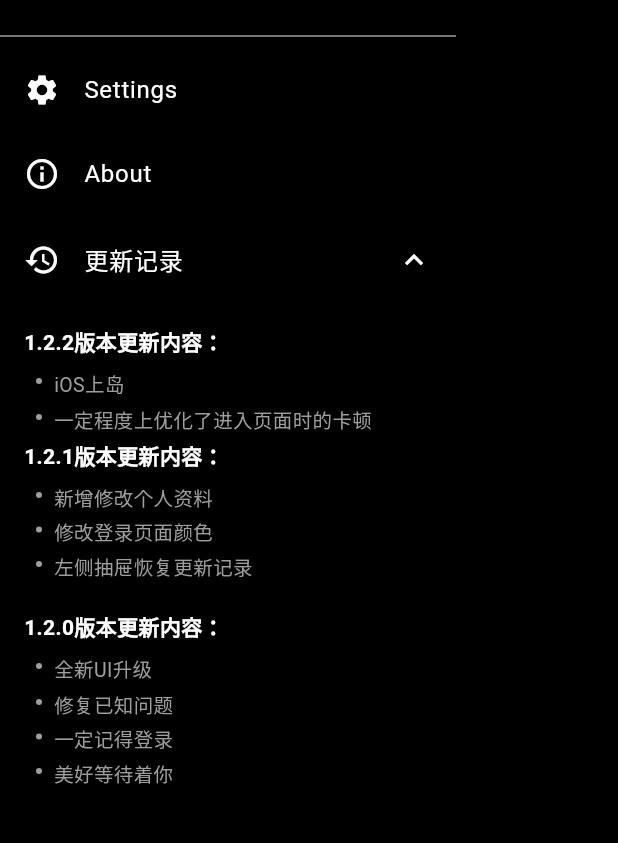
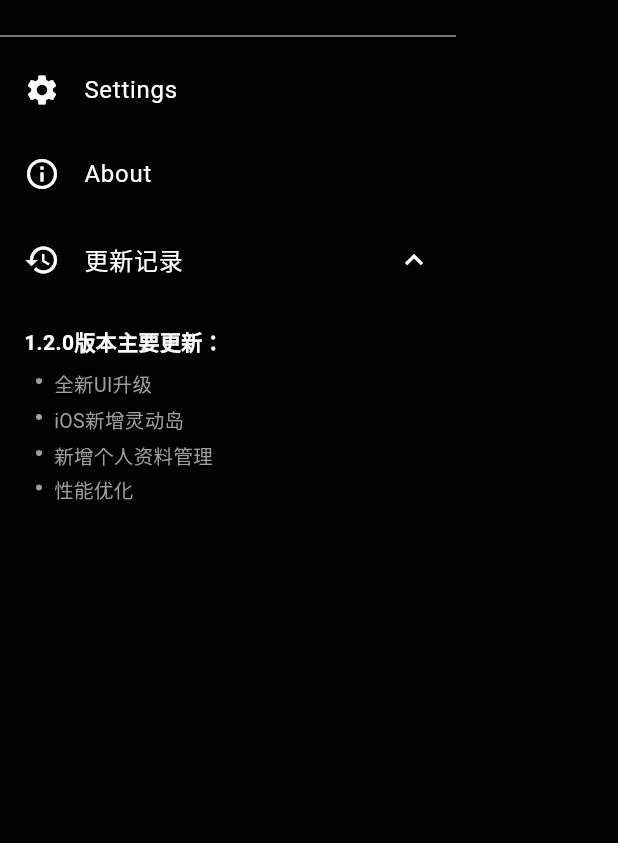
Before and after one commit to lastshrek/potunes-flutter-2024, a Flutter app: the TopChartsPage screen opened by its route, with the side drawer open, on a phone screen of 412 x 824 dp, the part 333-1176 px from its top. Run offline on Flutter 3.47's test engine with Material 3 defaults, Android fonts, the phone set to English and light mode, and no system bars; our stand-ins replace cached_network_image, card_swiper, connectivity_plus, dio, flutter_image_compress, font_awesome_flutter and 9 more; missing offline and left inert: audio_session, flutter_displaymode; accounts and stored records are empty; network calls fail; Roboto replaces fonts that are missing (bahnschrift); statements that could not run were skipped.

Commit message:
add update text

```diff
--- a/lib/widgets/common/app_drawer.dart
+++ b/lib/widgets/common/app_drawer.dart
@@ -180,31 +180,7 @@ class AppDrawer extends StatelessWidget {
                             crossAxisAlignment: CrossAxisAlignment.start,
                             children: [
                               const Text(
-                                '1.2.2版本更新内容：',
-                                style: TextStyle(
-                                  color: Colors.white,
-                                  fontSize: 14,
-                                  fontWeight: FontWeight.bold,
-                                ),
-                              ),
-                              const SizedBox(height: 8),
-                              _buildUpdateItem('iOS上岛'),
-                              _buildUpdateItem('一定程度上优化了进入页面时的卡顿'),
-                              const Text(
-                                '1.2.1版本更新内容：',
-                                style: TextStyle(
-                                  color: Colors.white,
-                                  fontSize: 14,
-                                  fontWeight: FontWeight.bold,
-                                ),
-                              ),
-                              const SizedBox(height: 8),
-                              _buildUpdateItem('新增修改个人资料'),
-                              _buildUpdateItem('修改登录页面颜色'),
-                              _buildUpdateItem('左侧抽屉恢复更新记录'),
-                              const SizedBox(height: 16),
-                              const Text(
-                                '1.2.0版本更新内容：',
+                                '1.2.0版本主要更新：',
                                 style: TextStyle(
                                   color: Colors.white,
                                   fontSize: 14,
@@ -213,9 +189,9 @@ class AppDrawer extends StatelessWidget {
                               ),
                               const SizedBox(height: 8),
                               _buildUpdateItem('全新UI升级'),
-                              _buildUpdateItem('修复已知问题'),
-                              _buildUpdateItem('一定记得登录'),
-                              _buildUpdateItem('美好等待着你'),
+                              _buildUpdateItem('iOS新增灵动岛'),
+                              _buildUpdateItem('新增个人资料管理'),
+                              _buildUpdateItem('性能优化'),
                             ],
                           ),
                         ),
```
